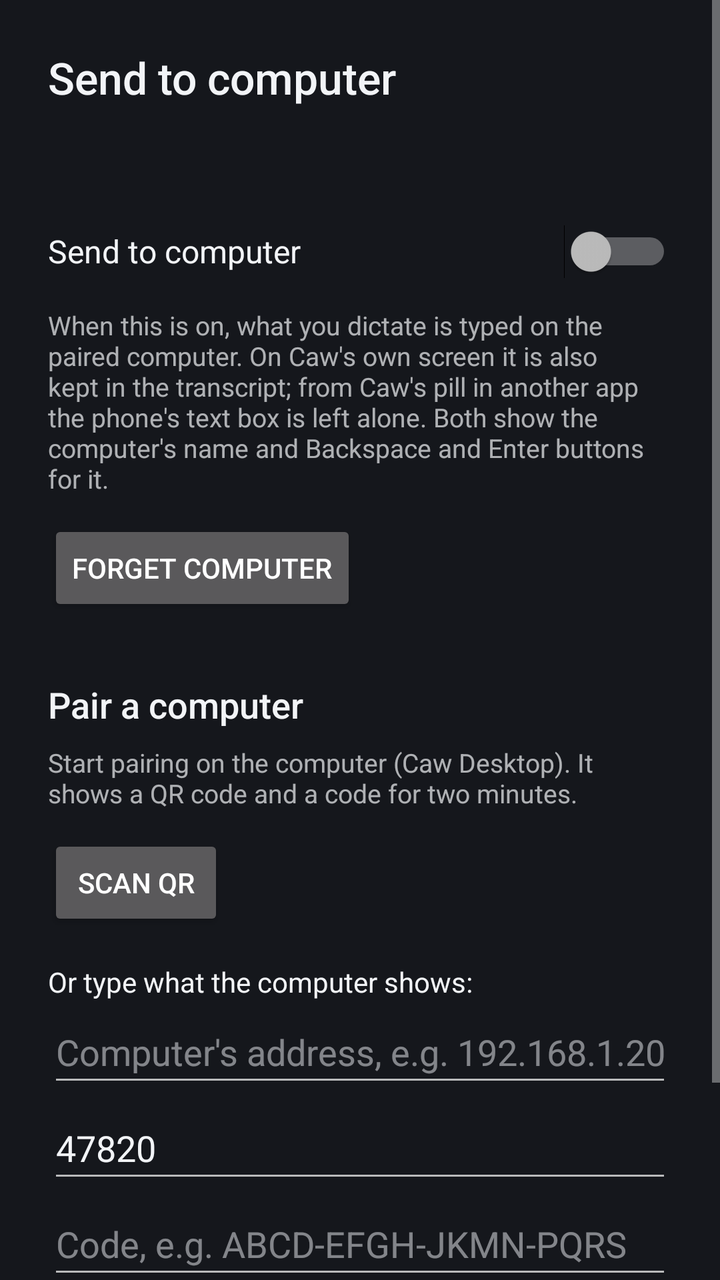
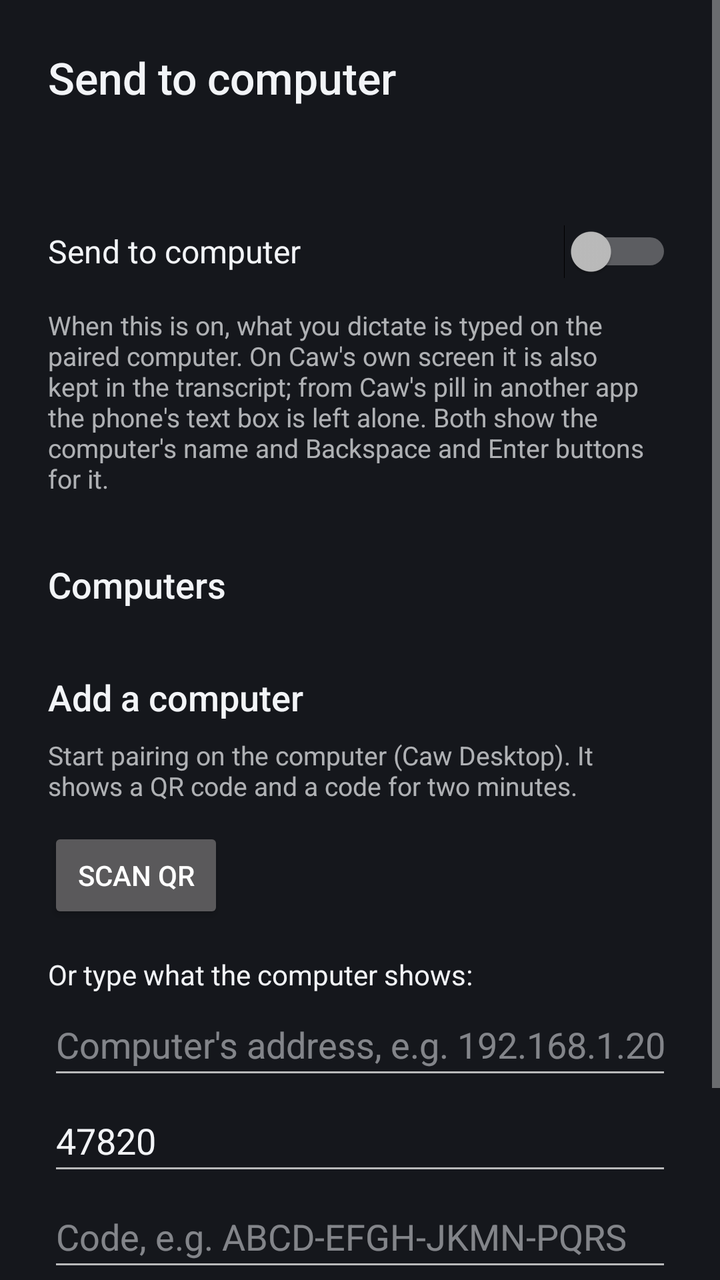

An Android layout rendered at two revisions. The XML below is the earlier revision; the diff shows what the commit changed to produce the second picture.
<!-- AndroidManifest.xml: activity theme android:Theme.Material.NoActionBar -->
<!-- res/layout/activity_computer.xml -->
<?xml version="1.0" encoding="utf-8"?>
<ScrollView xmlns:android="http://schemas.android.com/apk/res/android"
    android:layout_width="match_parent"
    android:layout_height="match_parent"
    android:background="@color/caw_backdrop"
    android:fillViewport="true">

    <LinearLayout
        android:layout_width="match_parent"
        android:layout_height="wrap_content"
        android:orientation="vertical"
        android:padding="24dp">

        <TextView
            android:layout_width="wrap_content"
            android:layout_height="wrap_content"
            android:fontFamily="sans-serif-medium"
            android:text="@string/computer_title"
            android:textColor="@color/caw_text"
            android:textSize="22sp" />

        <TextView
            android:id="@+id/state"
            android:layout_width="match_parent"
            android:layout_height="wrap_content"
            android:layout_marginTop="12dp"
            android:textColor="@color/caw_text"
            android:textSize="15sp" />

        <Switch
            android:id="@+id/send_switch"
            android:layout_width="match_parent"
            android:layout_height="wrap_content"
            android:layout_marginTop="16dp"
            android:minHeight="48dp"
            android:text="@string/computer_switch"
            android:textColor="@color/caw_text"
            android:textSize="16sp" />

        <TextView
            android:layout_width="match_parent"
            android:layout_height="wrap_content"
            android:layout_marginTop="4dp"
            android:alpha="0.7"
            android:text="@string/computer_switch_help"
            android:textColor="@color/caw_text"
            android:textSize="13sp" />

        <Button
            android:id="@+id/forget"
            android:layout_width="wrap_content"
            android:layout_height="wrap_content"
            android:layout_marginTop="12dp"
            android:text="@string/computer_forget" />

        <TextView
            android:layout_width="wrap_content"
            android:layout_height="wrap_content"
            android:layout_marginTop="32dp"
            android:fontFamily="sans-serif-medium"
            android:text="@string/computer_pair_title"
            android:textColor="@color/caw_text"
            android:textSize="18sp" />

        <TextView
            android:layout_width="match_parent"
            android:layout_height="wrap_content"
            android:layout_marginTop="8dp"
            android:alpha="0.7"
            android:text="@string/computer_pair_help"
            android:textColor="@color/caw_text"
            android:textSize="13sp" />

        <Button
            android:id="@+id/scan"
            android:layout_width="wrap_content"
            android:layout_height="wrap_content"
            android:layout_marginTop="12dp"
            android:text="@string/computer_scan" />

        <TextView
            android:layout_width="match_parent"
            android:layout_height="wrap_content"
            android:layout_marginTop="16dp"
            android:text="@string/computer_or_type"
            android:textColor="@color/caw_text"
            android:textSize="14sp" />

        <EditText
            android:id="@+id/host"
            android:layout_width="match_parent"
            android:layout_height="wrap_content"
            android:autofillHints=""
            android:hint="@string/computer_host_hint"
            android:importantForAutofill="no"
            android:inputType="textUri|textNoSuggestions"
            android:minHeight="48dp"
            android:textColor="@color/caw_text"
            android:textColorHint="#80F2F4F7" />

        <EditText
            android:id="@+id/port"
            android:layout_width="match_parent"
            android:layout_height="wrap_content"
            android:hint="@string/computer_port_hint"
            android:importantForAutofill="no"
            android:inputType="number"
            android:minHeight="48dp"
            android:text="47820"
            android:textColor="@color/caw_text"
            android:textColorHint="#80F2F4F7" />

        <EditText
            android:id="@+id/code"
            android:layout_width="match_parent"
            android:layout_height="wrap_content"
            android:hint="@string/computer_code_hint"
            android:importantForAutofill="no"
            android:inputType="textCapCharacters|textNoSuggestions|textVisiblePassword"
            android:minHeight="48dp"
            android:textColor="@color/caw_text"
            android:textColorHint="#80F2F4F7" />

        <Button
            android:id="@+id/pair"
            android:layout_width="wrap_content"
            android:layout_height="wrap_content"
            android:layout_marginTop="8dp"
            android:text="@string/computer_pair" />

        <TextView
            android:id="@+id/result"
            android:layout_width="match_parent"
            android:layout_height="wrap_content"
            android:layout_marginTop="12dp"
            android:textColor="@color/caw_text"
            android:textIsSelectable="true"
            android:textSize="15sp" />
    </LinearLayout>
</ScrollView>
<!-- resources referenced by this layout -->
<resources>
  <color name="caw_backdrop">#15171C</color>
  <color name="caw_text">#F2F4F7</color>
  <string name="computer_code_hint">Code, e.g. ABCD-EFGH-JKMN-PQRS</string>
  <string name="computer_forget">Forget computer</string>
  <string name="computer_host_hint">Computer\'s address, e.g. 192.168.1.20</string>
  <string name="computer_or_type">Or type what the computer shows:</string>
  <string name="computer_pair">Pair</string>
  <string name="computer_pair_help">Start pairing on the computer (Caw Desktop). It shows a QR code and a code for two minutes.</string>
  <string name="computer_pair_title">Pair a computer</string>
  <string name="computer_port_hint">Port</string>
  <string name="computer_scan">Scan QR</string>
  <string name="computer_switch">Send to computer</string>
  <string name="computer_switch_help">When this is on, what you dictate is typed on the paired computer. On Caw\'s own screen it is also kept in the transcript; from Caw\'s pill in another app the phone\'s text box is left alone. Both show the computer\'s name and Backspace and Enter buttons for it.</string>
  <string name="computer_title">Send to computer</string>
</resources>

<!-- the commit's change to res/layout/activity_computer.xml (unified diff, before → after) -->
@@ -46,12 +46,22 @@
             android:textColor="@color/caw_text"
             android:textSize="13sp" />
 
-        <Button
-            android:id="@+id/forget"
+        
+        <TextView
+            android:id="@+id/computers_title"
             android:layout_width="wrap_content"
             android:layout_height="wrap_content"
-            android:layout_marginTop="12dp"
-            android:text="@string/computer_forget" />
+            android:layout_marginTop="32dp"
+            android:fontFamily="sans-serif-medium"
+            android:text="@string/computer_list_title"
+            android:textColor="@color/caw_text"
+            android:textSize="18sp" />
+
+        <LinearLayout
+            android:id="@+id/computers"
+            android:layout_width="match_parent"
+            android:layout_height="wrap_content"
+            android:orientation="vertical" />
 
         <TextView
             android:layout_width="wrap_content"
<!-- resource entries referenced after the edit -->
@@ -3,12 +3,12 @@
   <color name="caw_backdrop">#15171C</color>
   <color name="caw_text">#F2F4F7</color>
   <string name="computer_code_hint">Code, e.g. ABCD-EFGH-JKMN-PQRS</string>
-  <string name="computer_forget">Forget computer</string>
   <string name="computer_host_hint">Computer\'s address, e.g. 192.168.1.20</string>
+  <string name="computer_list_title">Computers</string>
   <string name="computer_or_type">Or type what the computer shows:</string>
   <string name="computer_pair">Pair</string>
   <string name="computer_pair_help">Start pairing on the computer (Caw Desktop). It shows a QR code and a code for two minutes.</string>
-  <string name="computer_pair_title">Pair a computer</string>
+  <string name="computer_pair_title">Add a computer</string>
   <string name="computer_port_hint">Port</string>
   <string name="computer_scan">Scan QR</string>
   <string name="computer_switch">Send to computer</string>
